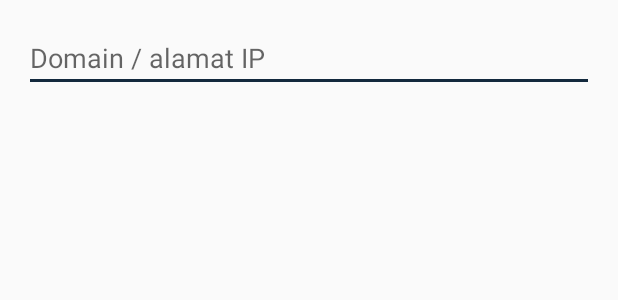
After one commit to Ordinal43/patrol-system-app, an Android app: the layout dialog_ip.xml on its own in the app's theme, with its tools: preview values and no code run, on a phone screen of 412 x 824 dp. The commit adds this screen. Shown: the top 300 px of the screen. Run offline under Robolectric (Android 15) with nearby library versions, the phone set to English and light mode, and no system bars.

Commit message:
Added custom IP/domain dialog

```diff
--- /dev/null
+++ b/app/src/main/res/layout/dialog_ip.xml
@@ -0,0 +1,12 @@
+<?xml version="1.0" encoding="utf-8"?>
+<RelativeLayout xmlns:android="http://schemas.android.com/apk/res/android"
+    android:layout_width="match_parent" android:layout_height="match_parent"
+    android:padding="16dp">
+
+    <EditText
+        android:layout_width="match_parent"
+        android:layout_height="wrap_content"
+        android:id="@+id/edtIp"
+        android:hint="Domain / alamat IP"/>
+
+</RelativeLayout>
```
Also changed, not shown: app/src/main/java/com/patrolsystemapp/LoginActivity.java (+36 -3 lines), app/src/main/java/com/patrolsystemapp/Utils/IpDialog.java (added, +66 -0 lines), app/src/main/res/layout/activity_login.xml (+15 -0 lines).
